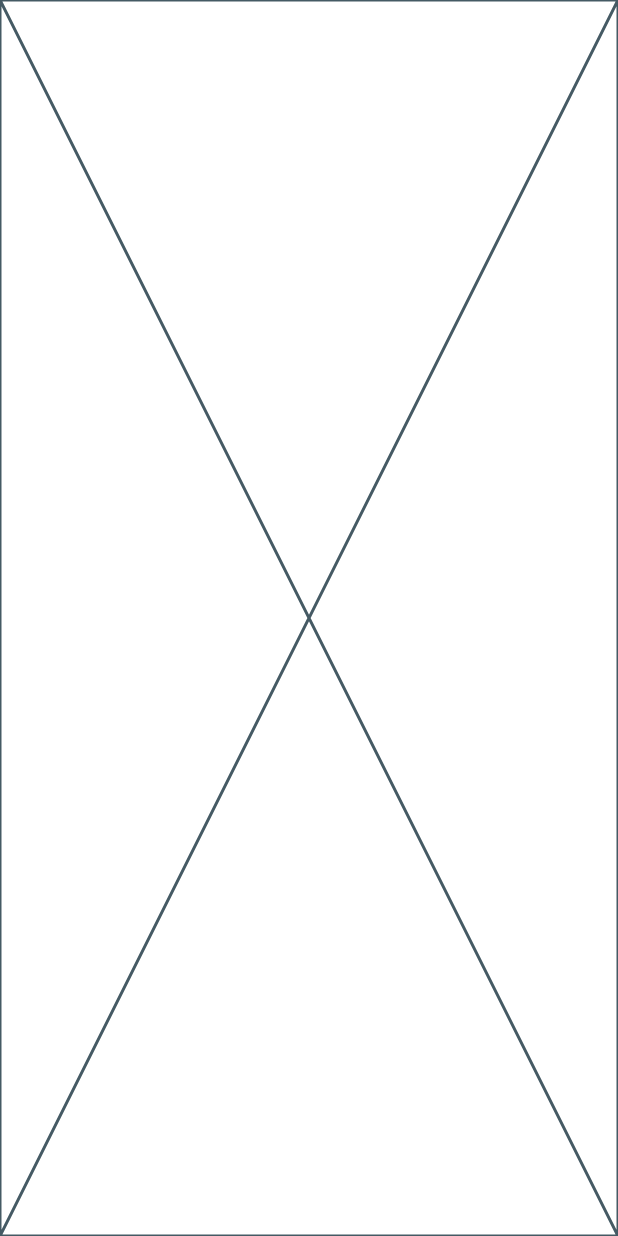
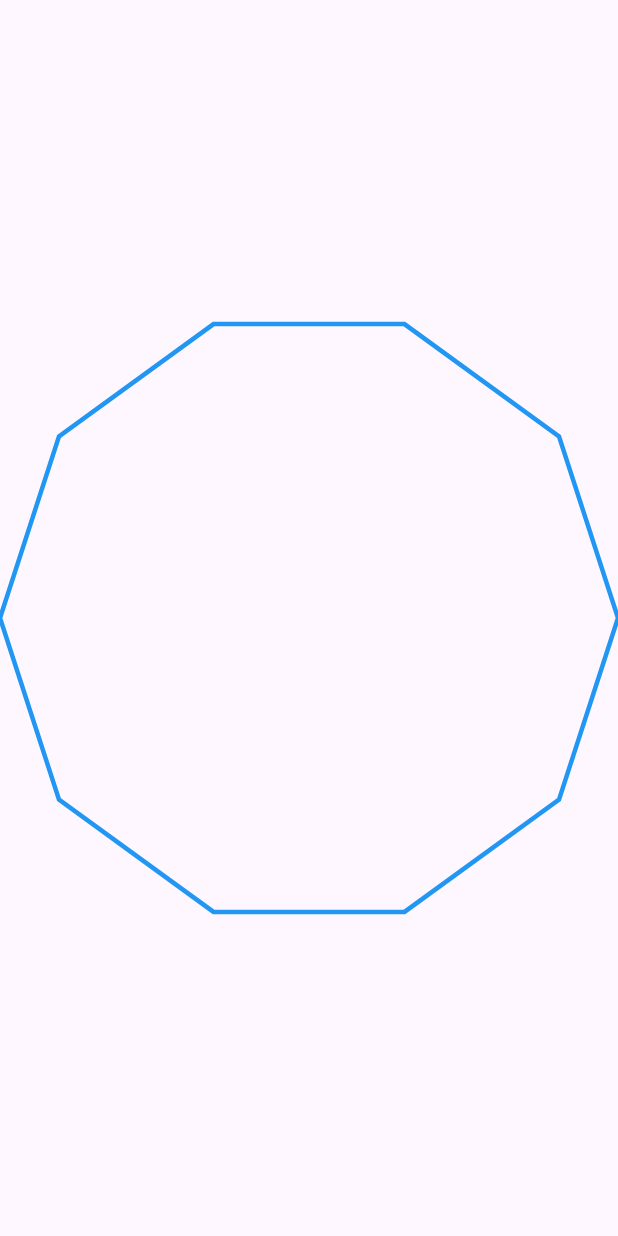
Before and after one commit to Santosh-k12/polygon_animation, a Flutter app: the screen it shows after launch, on a phone screen of 412 x 824 dp. Run offline on Flutter 3.47's test engine with Material 3 defaults, Android fonts, the phone set to English and light mode, and no system bars.

Commit message:
drew polygon using custom paint

```diff
--- a/lib/main.dart
+++ b/lib/main.dart
@@ -1,3 +1,5 @@
+import 'dart:math' show pi, cos, sin;
+
 import 'package:flutter/material.dart';
 
 void main() {
@@ -29,9 +31,66 @@ class MyHomePage extends StatefulWidget {
   State<MyHomePage> createState() => _MyHomePageState();
 }
 
+class Polygon extends CustomPainter {
+  final int sides;
+
+  Polygon({
+    required this.sides,
+  });
+
+  @override
+  void paint(Canvas canvas, Size size) {
+    final paint = Paint()
+      ..style = PaintingStyle.stroke
+      ..color = Colors.blue
+      ..strokeCap = StrokeCap.round
+      ..strokeWidth = 3;
+
+    final path = Path();
+
+    final center = Offset(size.width / 2, size.width / 2);
+
+    final angle = 2 * pi / sides;
+
+    final angles = List.generate(sides, (index) => index * angle);
+
+    final radius = size.width / 2;
+
+    path.moveTo(
+      center.dx + radius * cos(0),
+      center.dy + radius * sin(0),
+    );
+
+    for (final angle in angles) {
+      path.lineTo(
+        center.dx + radius * cos(angle),
+        center.dy + radius * sin(angle),
+      );
+    }
+
+    path.close();
+
+    canvas.drawPath(path, paint);
+  }
+
+  @override
+  bool shouldRepaint(covariant CustomPainter oldDelegate) =>
+      oldDelegate is Polygon && oldDelegate.sides != sides;
+}
+
 class _MyHomePageState extends State<MyHomePage> {
   @override
   Widget build(BuildContext context) {
-    return const Placeholder();
+    return Scaffold(
+      body: Center(
+        child: CustomPaint(
+          painter: Polygon(sides: 10),
+          child: SizedBox(
+            width: MediaQuery.of(context).size.width,
+            height: MediaQuery.of(context).size.width,
+          ),
+        ),
+      ),
+    );
   }
 }
```
